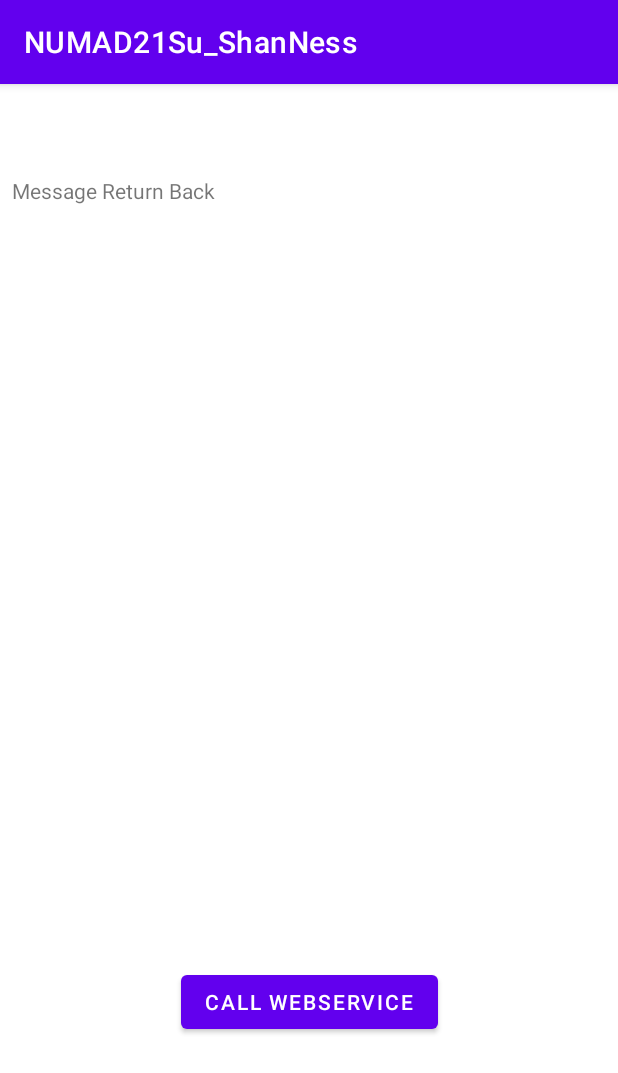
After one commit to simpsonness/CS5520, an Android app: the ActivityWebService screen opened directly, with no data from a screen before it, on a phone screen of 412 x 824 dp. The commit adds this screen. Shown: the top 1073 px of the screen. Run offline under Robolectric (Android 15) with nearby library versions, the phone set to English and light mode, and no system bars; libraries missing offline, so code that uses them is left out: com.loopj.android, cz.msebera.android.

Commit message:
finished the return message

```diff
--- a/NUMAD21Su_ShanNess/app/build.gradle
+++ b/NUMAD21Su_ShanNess/app/build.gradle
@@ -31,6 +31,9 @@ android {
             signingConfig signingConfigs.config
         }
     }
+
+
+
     compileOptions {
         sourceCompatibility JavaVersion.VERSION_1_8
         targetCompatibility JavaVersion.VERSION_1_8
@@ -48,5 +51,7 @@ dependencies {
     androidTestImplementation 'androidx.test.espresso:espresso-core:3.3.0'
     implementation 'androidx.recyclerview:recyclerview:1.1.0'
     implementation 'androidx.cardview:cardview:1.0.0'
+    implementation 'com.loopj.android:android-async-http:1.4.9'
+
 
 }
--- /dev/null
+++ b/NUMAD21Su_ShanNess/app/src/main/java/edu/neu/madcourse/numad21su_shanness/ActivityWebService.java
@@ -0,0 +1,53 @@
+package edu.neu.madcourse.numad21su_shanness;
+
+import androidx.appcompat.app.AppCompatActivity;
+
+import android.os.Bundle;
+import android.view.View;
+import android.widget.Button;
+import android.widget.TextView;
+
+import com.loopj.android.http.AsyncHttpClient;
+import com.loopj.android.http.AsyncHttpResponseHandler;
+
+import cz.msebera.android.httpclient.Header;
+
+public class ActivityWebService extends AppCompatActivity {
+
+    TextView textView;
+    Button btn;
+
+    @Override
+    protected void onCreate(Bundle savedInstanceState) {
+        super.onCreate(savedInstanceState);
+        setContentView(R.layout.activity_web_service);
+
+        textView = findViewById(R.id.textView);
+        btn = findViewById(R.id.button);
+
+        btn.setOnClickListener(new View.OnClickListener(){
+
+            @Override
+            public void onClick(View v) {
+
+                String url = "https://api.covidtracking.com/v1/us/current.json";
+
+                new AsyncHttpClient().get(url, new AsyncHttpResponseHandler() {
+                    @Override
+                    public void onSuccess(int statusCode, Header[] headers, byte[] responseBody) {
+
+                        String str = new String(responseBody);
+                        textView.setText(str);
+                    }
+
+                    @Override
+                    public void onFailure(int statusCode, Header[] headers, byte[] responseBody, Throwable error) {
+                        textView.setText("Error in calling api");
+                    }
+                });
+
+            }
+        });
+
+    }
+}
--- /dev/null
+++ b/NUMAD21Su_ShanNess/app/src/main/res/layout/activity_web_service.xml
@@ -0,0 +1,35 @@
+<?xml version="1.0" encoding="utf-8"?>
+<androidx.constraintlayout.widget.ConstraintLayout xmlns:android="http://schemas.android.com/apk/res/android"
+    xmlns:app="http://schemas.android.com/apk/res-auto"
+    xmlns:tools="http://schemas.android.com/tools"
+    android:layout_width="match_parent"
+    android:layout_height="match_parent"
+    tools:context=".ActivityWebService">
+
+    <TextView
+        android:id="@+id/textView"
+        android:layout_width="0dp"
+        android:layout_height="100dp"
+        android:layout_marginStart="8dp"
+        android:layout_marginTop="32dp"
+        android:layout_marginEnd="8dp"
+        android:text="Message Return Back"
+        app:layout_constraintBottom_toBottomOf="parent"
+        app:layout_constraintEnd_toEndOf="parent"
+        app:layout_constraintHorizontal_bias="0.468"
+        app:layout_constraintStart_toStartOf="parent"
+        app:layout_constraintTop_toTopOf="parent"
+        app:layout_constraintVertical_bias="0.046" />
+
+    <Button
+        android:id="@+id/button"
+        android:layout_width="wrap_content"
+        android:layout_height="wrap_content"
+        android:layout_marginBottom="60dp"
+        android:text="Call Webservice"
+        app:layout_constraintBottom_toBottomOf="parent"
+        app:layout_constraintEnd_toEndOf="parent"
+        app:layout_constraintStart_toStartOf="parent"
+        app:layout_constraintTop_toBottomOf="@+id/textView"
+        app:layout_constraintVertical_bias="0.855" />
+</androidx.constraintlayout.widget.ConstraintLayout>
```
Also changed, not shown: NUMAD21Su_ShanNess/app/src/main/AndroidManifest.xml (+5 -3 lines), NUMAD21Su_ShanNess/app/src/main/java/edu/neu/madcourse/numad21su_shanness/MainActivity.java (+12 -0 lines), NUMAD21Su_ShanNess/app/src/main/res/layout/activity_main.xml (+10 -0 lines).
